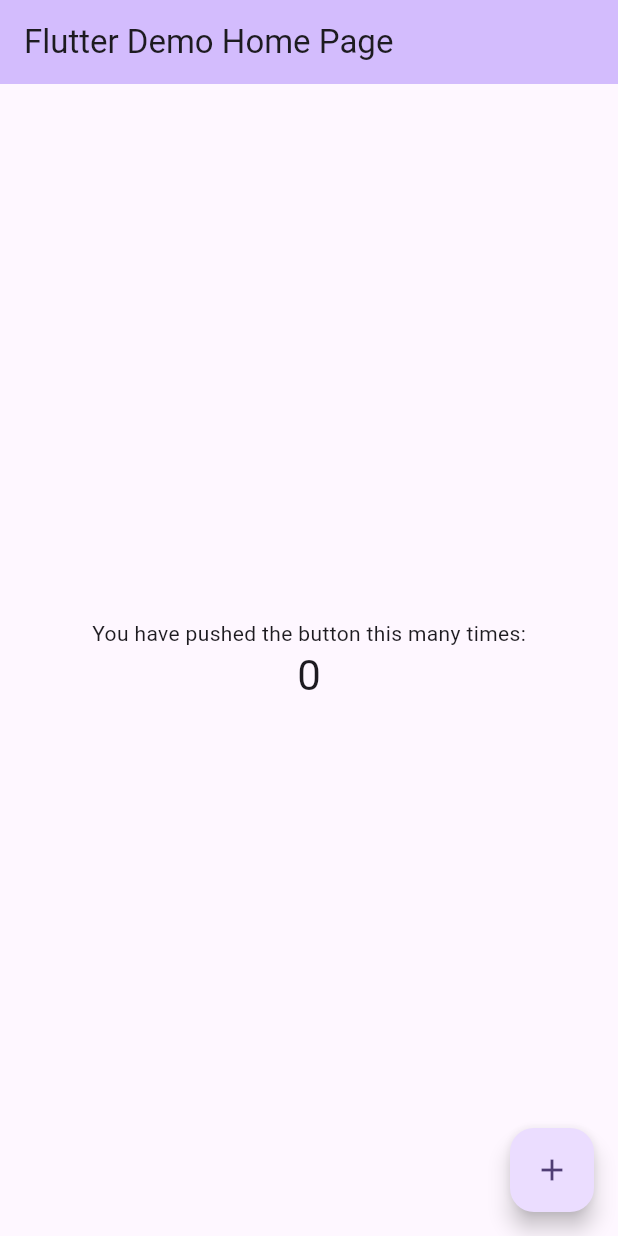
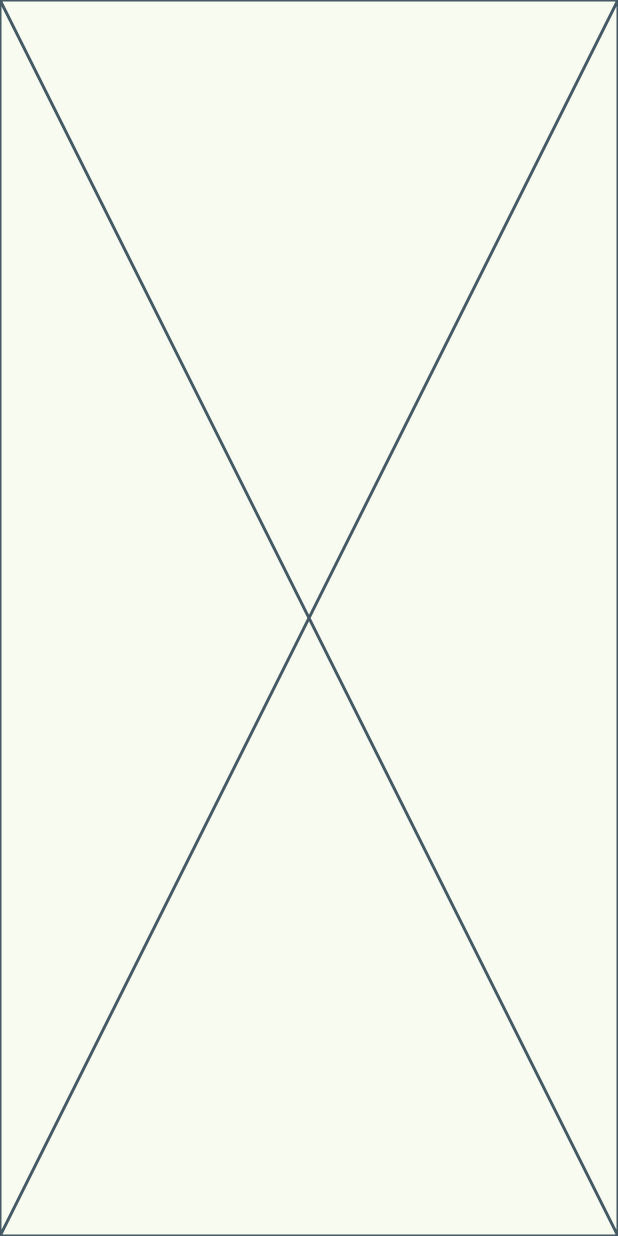
Before and after one commit to adriel87/cineApp-flutter, a Flutter app: the screen it shows after launch, on a phone screen of 412 x 824 dp. Run offline on Flutter 3.47's test engine with Material 2 defaults, Android fonts, the phone set to English and light mode, and no system bars; our stand-ins replace go_router.

Commit message:
apptheme and approuter

```diff
--- /dev/null
+++ b/lib/config/router/app_router.dart
@@ -0,0 +1,13 @@
+import 'package:cinama_app/presentation/screens/screens.dart';
+import 'package:go_router/go_router.dart';
+
+final appRouter = GoRouter(
+  initialLocation: "/",
+  routes: [
+    GoRoute(
+      path: '/',
+      name: HomeScreen.name,
+      builder: (context, state) => const HomeScreen(),
+    )
+  ]
+);
--- /dev/null
+++ b/lib/config/theme/app_theme.dart
@@ -0,0 +1,9 @@
+
+import 'package:flutter/material.dart';
+
+class AppTheme {
+  ThemeData getTheme() => ThemeData(
+    useMaterial3: true,
+    colorSchemeSeed: Color.fromARGB(217, 29, 145, 8),
+  );
+}
--- a/lib/main.dart
+++ b/lib/main.dart
@@ -1,4 +1,7 @@
 import 'package:flutter/material.dart';
+
+import 'package:cinama_app/config/router/app_router.dart';
+import 'package:cinama_app/config/theme/app_theme.dart';
 
 void main() {
   runApp(const MyApp());
@@ -10,28 +13,11 @@
   // This widget is the root of your application.
   @override
   Widget build(BuildContext context) {
-    return MaterialApp(
+    return MaterialApp.router(
+      routerConfig: appRouter,
+      debugShowCheckedModeBanner: false,
       title: 'Flutter Demo',
-      theme: ThemeData(
-        // This is the theme of your application.
-        //
-        // TRY THIS: Try running your application with "flutter run". You'll see
-        // the application has a blue toolbar. Then, without quitting the app,
-        // try changing the seedColor in the colorScheme below to Colors.green
-        // and then invoke "hot reload" (save your changes or press the "hot
-        // reload" button in a Flutter-supported IDE, or press "r" if you used
-        // the command line to start the app).
-        //
-        // Notice that the counter didn't reset back to zero; the application
-        // state is not lost during the reload. To reset the state, use hot
-        // restart instead.
-        //
-        // This works for code too, not just values: Most code changes can be
-        // tested with just a hot reload.
-        colorScheme: ColorScheme.fromSeed(seedColor: Colors.deepPurple),
-        useMaterial3: true,
-      ),
-      home: const MyHomePage(title: 'Flutter Demo Home Page'),
+      theme: AppTheme().getTheme(),
     );
   }
 }
--- /dev/null
+++ b/lib/presentation/screens/movies/home_screen.dart
@@ -0,0 +1,15 @@
+import 'package:flutter/material.dart';
+
+class HomeScreen extends StatelessWidget {
+
+  static const name = 'home screen';
+
+  const HomeScreen({super.key});
+
+  @override
+  Widget build(BuildContext context) {
+    return const Scaffold(
+      body: Placeholder(),
+    );
+  }
+}
--- /dev/null
+++ b/lib/presentation/screens/screens.dart
@@ -0,0 +1 @@
+export 'package:cinama_app/presentation/screens/movies/home_screen.dart';
```
Also changed, not shown: pubspec.yaml (+4 -12 lines), pubspec.lock.
